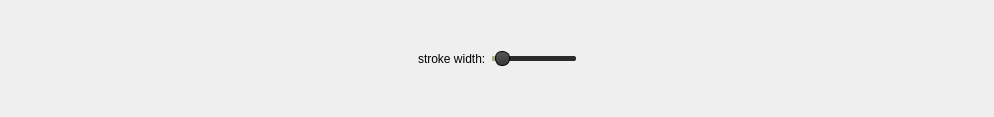
Old version of the form ellipseprops.ui in the repository MaxMalts/Online_Board.
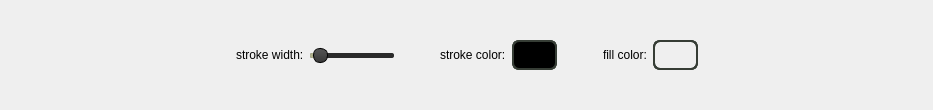
New version of the form. Icons and pictures are not drawn.

Commit message: Added stroke and fill colors properties to rectangle and ellipse, but not sending to server yet

Patch:
```diff
--- a/ellipseprops.ui
+++ b/ellipseprops.ui
@@ -6,8 +6,8 @@
    <rect>
     <x>0</x>
     <y>0</y>
-    <width>994</width>
-    <height>117</height>
+    <width>933</width>
+    <height>110</height>
    </rect>
   </property>
   <property name="sizePolicy">
@@ -20,14 +20,23 @@
    <string>Form</string>
   </property>
   <layout class="QHBoxLayout" name="horizontalLayout">
+   <property name="topMargin">
+    <number>0</number>
+   </property>
+   <property name="bottomMargin">
+    <number>0</number>
+   </property>
    <item>
     <spacer name="horizontalSpacer_2">
      <property name="orientation">
       <enum>Qt::Horizontal</enum>
      </property>
+     <property name="sizeType">
+      <enum>QSizePolicy::Expanding</enum>
+     </property>
      <property name="sizeHint" stdset="0">
       <size>
-       <width>382</width>
+       <width>40</width>
        <height>20</height>
       </size>
      </property>
@@ -115,6 +124,179 @@
      </property>
     </widget>
    </item>
+   <item>
+    <spacer name="horizontalSpacer_3">
+     <property name="orientation">
+      <enum>Qt::Horizontal</enum>
+     </property>
+     <property name="sizeType">
+      <enum>QSizePolicy::Preferred</enum>
+     </property>
+     <property name="sizeHint" stdset="0">
+      <size>
+       <width>40</width>
+       <height>20</height>
+      </size>
+     </property>
+    </spacer>
+   </item>
+   <item>
+    <widget class="QLabel" name="strokeColorLabel">
+     <property name="text">
+      <string>stroke color:</string>
+     </property>
+    </widget>
+   </item>
+   <item>
+    <widget class="QWidget" name="strokeColorBgd" native="true">
+     <property name="minimumSize">
+      <size>
+       <width>45</width>
+       <height>30</height>
+      </size>
+     </property>
+     <property name="maximumSize">
+      <size>
+       <width>45</width>
+       <height>30</height>
+      </size>
+     </property>
+     <property name="styleSheet">
+      <string notr="true">QWidget {
+	background: url(':/resources/img/transparency.png');
+	border: 2px solid #363d35;
+	border-radius: 7px;
+}</string>
+     </property>
+     <widget class="QPushButton" name="strokeColorButton">
+      <property name="enabled">
+       <bool>true</bool>
+      </property>
+      <property name="geometry">
+       <rect>
+        <x>0</x>
+        <y>0</y>
+        <width>45</width>
+        <height>30</height>
+       </rect>
+      </property>
+      <property name="sizePolicy">
+       <sizepolicy hsizetype="Minimum" vsizetype="Fixed">
+        <horstretch>0</horstretch>
+        <verstretch>0</verstretch>
+       </sizepolicy>
+      </property>
+      <property name="minimumSize">
+       <size>
+        <width>45</width>
+        <height>30</height>
+       </size>
+      </property>
+      <property name="maximumSize">
+       <size>
+        <width>45</width>
+        <height>30</height>
+       </size>
+      </property>
+      <property name="cursor">
+       <cursorShape>PointingHandCursor</cursorShape>
+      </property>
+      <property name="styleSheet">
+       <string notr="true">QPushButton {
+	background: black;
+}</string>
+      </property>
+      <property name="text">
+       <string/>
+      </property>
+     </widget>
+    </widget>
+   </item>
+   <item>
+    <spacer name="horizontalSpacer_4">
+     <property name="orientation">
+      <enum>Qt::Horizontal</enum>
+     </property>
+     <property name="sizeType">
+      <enum>QSizePolicy::Preferred</enum>
+     </property>
+     <property name="sizeHint" stdset="0">
+      <size>
+       <width>40</width>
+       <height>20</height>
+      </size>
+     </property>
+    </spacer>
+   </item>
+   <item>
+    <widget class="QLabel" name="fillColorLabel">
+     <property name="text">
+      <string>fill color:</string>
+     </property>
+    </widget>
+   </item>
+   <item>
+    <widget class="QWidget" name="fillColorBgd" native="true">
+     <property name="minimumSize">
+      <size>
+       <width>45</width>
+       <height>30</height>
+      </size>
+     </property>
+     <property name="maximumSize">
+      <size>
+       <width>45</width>
+       <height>30</height>
+      </size>
+     </property>
+     <property name="styleSheet">
+      <string notr="true">QWidget {
+	background: url(':/resources/img/transparency.png');
+	border: 2px solid #363d35;
+	border-radius: 7px;
+}</string>
+     </property>
+     <widget class="QPushButton" name="fillColorButton">
+      <property name="geometry">
+       <rect>
+        <x>0</x>
+        <y>0</y>
+        <width>45</width>
+        <height>30</height>
+       </rect>
+      </property>
+      <property name="sizePolicy">
+       <sizepolicy hsizetype="Minimum" vsizetype="Fixed">
+        <horstretch>0</horstretch>
+        <verstretch>0</verstretch>
+       </sizepolicy>
+      </property>
+      <property name="minimumSize">
+       <size>
+        <width>45</width>
+        <height>30</height>
+       </size>
+      </property>
+      <property name="maximumSize">
+       <size>
+        <width>45</width>
+        <height>30</height>
+       </size>
+      </property>
+      <property name="cursor">
+       <cursorShape>PointingHandCursor</cursorShape>
+      </property>
+      <property name="styleSheet">
+       <string notr="true">QPushButton {
+	background: transparent;
+}</string>
+      </property>
+      <property name="text">
+       <string/>
+      </property>
+     </widget>
+    </widget>
+   </item>
    <item>
     <spacer name="horizontalSpacer">
      <property name="orientation">
@@ -125,7 +307,7 @@
      </property>
      <property name="sizeHint" stdset="0">
       <size>
-       <width>381</width>
+       <width>40</width>
        <height>20</height>
       </size>
      </property>
```
Left out of the diff: 40 changed lines with no effect on the pictures. The commit also changes 14 other files.
